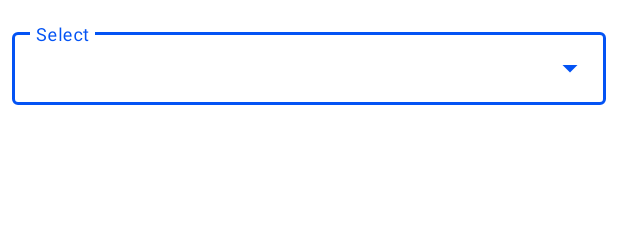
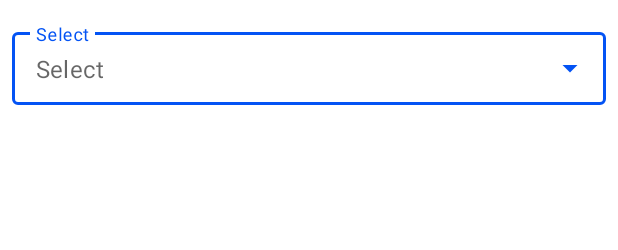
Before and after one commit to sowmyav24/challenge-tracker, an Android app: the layout fragment_challenge.xml on its own in the app's theme, with its tools: preview values and no code run, on a phone screen of 412 x 824 dp. Shown: the top 250 px of the screen. Run offline under Robolectric (Android 15) with nearby library versions, the phone set to English and light mode, and no system bars.

```diff
--- a/app/src/main/java/scheduler/org/challengetracker/ui/challengeDetails/ChallengeDetailsViewHolder.kt
+++ b/app/src/main/java/scheduler/org/challengetracker/ui/challengeDetails/ChallengeDetailsViewHolder.kt
@@ -6,6 +6,7 @@ import kotlinx.android.synthetic.main.view_challenge_details.view.notes
 import kotlinx.android.synthetic.main.view_challenge_details.view.notes_date
 import scheduler.org.challengetracker.entity.ChallengeDetails
 import java.text.SimpleDateFormat
+import java.util.*
 
 class ChallengeDetailsViewHolder(view: View) : RecyclerView.ViewHolder(view) {
 
@@ -13,7 +14,7 @@ class ChallengeDetailsViewHolder(view: View) : RecyclerView.ViewHolder(view) {
     private val date = view.notes_date
 
     fun setData(challengeDetails: ChallengeDetails) {
-        val formattedDate = SimpleDateFormat("MMM dd, yyyy HH:mm").format(challengeDetails.date)
+        val formattedDate = SimpleDateFormat("MMM dd, yyyy HH:mm", Locale.ENGLISH).format(challengeDetails.date)
         notes.text = if (challengeDetails.notes.isNotEmpty()) challengeDetails.notes else "-"
         date.text = formattedDate
     }
--- a/app/src/main/res/layout/fragment_add_challenge.xml
+++ b/app/src/main/res/layout/fragment_add_challenge.xml
@@ -1,5 +1,6 @@
 <?xml version="1.0" encoding="utf-8"?>
-<com.google.android.material.card.MaterialCardView xmlns:android="http://schemas.android.com/apk/res/android"
+<com.google.android.material.card.MaterialCardView
+    xmlns:android="http://schemas.android.com/apk/res/android"
     xmlns:card_view="http://schemas.android.com/apk/res-auto"
     style="@style/Widget.MaterialComponents.CardView"
     android:id="@+id/add_challenge_container"
@@ -13,7 +14,7 @@
     card_view:cardCornerRadius="@dimen/dimen_16"
     card_view:cardElevation="@dimen/dimen_16">
 
-    <androidx.constraintlayout.widget.ConstraintLayout xmlns:android="http://schemas.android.com/apk/res/android"
+    <androidx.constraintlayout.widget.ConstraintLayout
         xmlns:app="http://schemas.android.com/apk/res-auto"
         android:layout_width="match_parent"
         android:layout_height="match_parent">
--- a/app/src/main/res/layout/fragment_challenge.xml
+++ b/app/src/main/res/layout/fragment_challenge.xml
@@ -22,6 +22,7 @@
         <AutoCompleteTextView
             android:id="@+id/filled_exposed_dropdown"
             android:editable="false"
+            android:hint="@string/select"
             android:layout_width="match_parent"
             android:layout_height="wrap_content" />
 
@@ -37,7 +38,7 @@
         android:textAlignment="center"
         android:textColor="@color/white"
         android:textSize="@dimen/dimen_text_40"
-        android:text="CT"
+        android:text="@string/ct"
         tools:background="@drawable/ic_circle_gradient"
         app:layout_constraintBottom_toBottomOf="parent"
         app:layout_constraintEnd_toEndOf="parent"
--- a/app/src/main/res/layout/fragment_edit_challenge.xml
+++ b/app/src/main/res/layout/fragment_edit_challenge.xml
@@ -1,5 +1,6 @@
 <?xml version="1.0" encoding="utf-8"?>
-<com.google.android.material.card.MaterialCardView xmlns:android="http://schemas.android.com/apk/res/android"
+<com.google.android.material.card.MaterialCardView
+    xmlns:android="http://schemas.android.com/apk/res/android"
     xmlns:card_view="http://schemas.android.com/apk/res-auto"
     style="@style/Widget.MaterialComponents.CardView"
     android:id="@+id/add_challenge_container"
@@ -13,7 +14,7 @@
     card_view:cardCornerRadius="@dimen/dimen_16"
     card_view:cardElevation="@dimen/dimen_16">
 
-    <androidx.constraintlayout.widget.ConstraintLayout xmlns:android="http://schemas.android.com/apk/res/android"
+    <androidx.constraintlayout.widget.ConstraintLayout
         xmlns:app="http://schemas.android.com/apk/res-auto"
         android:layout_width="match_parent"
         android:layout_height="match_parent">
--- a/app/src/main/res/values-v21/styles.xml
+++ /dev/null
@@ -1,7 +0,0 @@
-<resources>
-            <style name="AppTheme.NoActionBar">
-            <item name="windowActionBar">false</item>
-            <item name="windowNoTitle">true</item>
-            <item name="android:statusBarColor">@android:color/transparent</item>
-        </style>
-</resources>
--- a/app/src/main/res/values/dimens.xml
+++ b/app/src/main/res/values/dimens.xml
@@ -1,18 +1,14 @@
 <resources>
     <dimen name="dimen_4">4dp</dimen>
     <dimen name="dimen_8">8dp</dimen>
-    <dimen name="dimen_12">12dp</dimen>
     <dimen name="dimen_16">16dp</dimen>
     <dimen name="dimen_20">20dp</dimen>
     <dimen name="dimen_24">24dp</dimen>
     <dimen name="dimen_28">28dp</dimen>
-    <dimen name="dimen_32">32dp</dimen>
     <dimen name="dimen_36">36dp</dimen>
     <dimen name="dimen_40">40dp</dimen>
     <dimen name="dimen_48">48dp</dimen>
     <dimen name="dimen_52">52dp</dimen>
-    <dimen name="dimen_56">56dp</dimen>
-    <dimen name="dimen_72">72dp</dimen>
     <dimen name="dimen_80">80dp</dimen>
     <dimen name="dimen_120">120dp</dimen>
     <dimen name="nav_header_height">176dp</dimen>
--- a/app/src/main/res/values/strings.xml
+++ b/app/src/main/res/values/strings.xml
@@ -8,7 +8,6 @@
     <string name="title">Title</string>
     <string name="challenge_added">Challenge Added !</string>
     <string name="days">Days</string>
-    <string name="completed">Completed</string>
     <string name="total">Total</string>
     <string name="add">Add</string>
     <string name="update">Update</string>
@@ -29,4 +28,5 @@
     <string name="required">Required</string>
     <string name="select">Select</string>
     <string name="confirmation_message">Are you sure you want to delete ?</string>
+    <string name="ct">CT</string>
 </resources>
```
Also changed, not shown: app/build.gradle (+6 -2 lines), app/src/main/java/scheduler/org/challengetracker/ui/addChallenge/AddChallengeFragment.kt (+4 -3 lines), app/src/main/java/scheduler/org/challengetracker/ui/addChallenge/EditChallengeFragment.kt (+4 -3 lines), app/src/main/java/scheduler/org/challengetracker/ui/challenge/ChallengeFragment.kt (+4 -4 lines), app/src/main/res/layout/app_bar_main.xml (line endings or trailing spaces), 1 other file.
